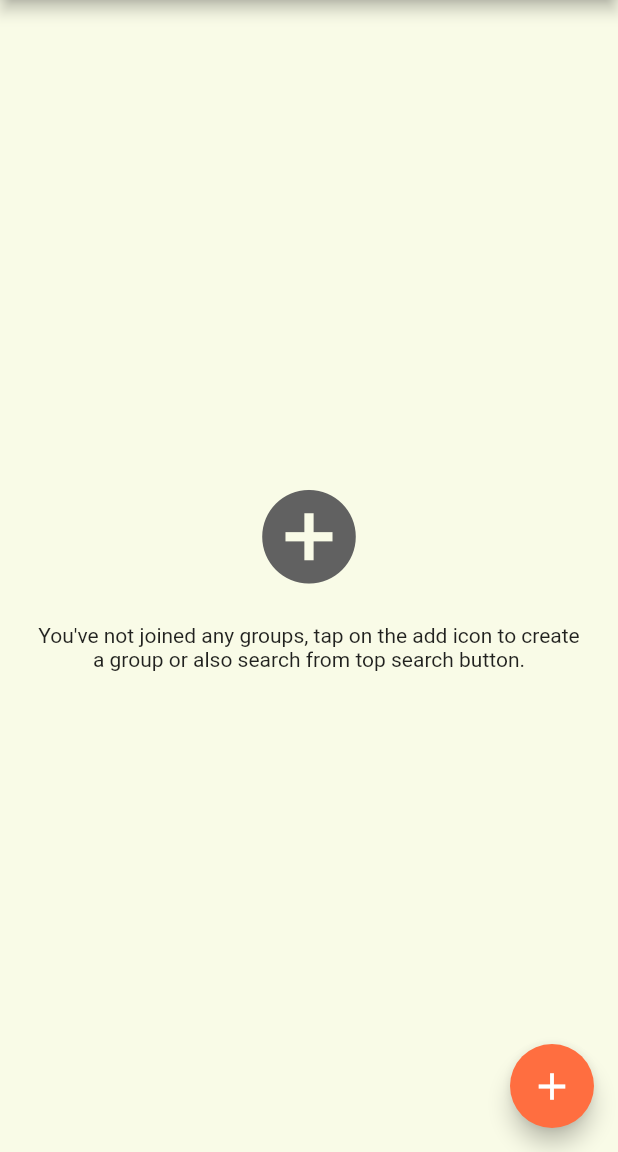
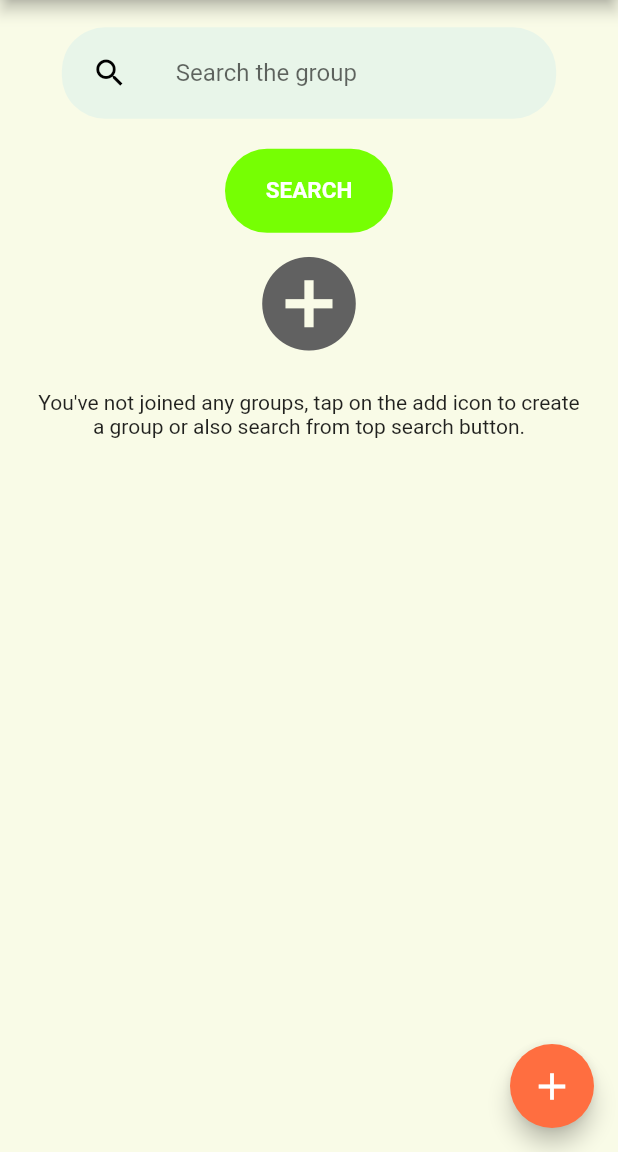
Before and after one commit to AhnAne007/GroupChatApp_Flutter, a Flutter app: the HomePage screen opened directly, on a phone screen of 412 x 824 dp, the part 84-1236 px from its top. Run offline on Flutter 3.47's test engine with Material 2 defaults, Android fonts, the phone set to English and light mode, and no system bars; our stand-ins replace cloud_firestore, file_picker, firebase_auth, firebase_core, firebase_storage, flutter_otp_text_field and 1 more; accounts and stored records are empty.

```diff
--- a/lib/screens/home_page.dart
+++ b/lib/screens/home_page.dart
@@ -20,6 +20,7 @@ class HomePage extends StatefulWidget {
 class _HomePageState extends State<HomePage> {
   final TextEditingController _searchController = TextEditingController();
   final FirebaseAuth _auth = FirebaseAuth.instance;
+  QuerySnapshot? searchSnapshot;
   DatabaseService databaseService = DatabaseService();
   FirebaseFirestore firebaseFirestore = FirebaseFirestore.instance;
   Map<String, dynamic>? userMap;
@@ -40,6 +41,41 @@ class _HomePageState extends State<HomePage> {
       });
     });
   }
+
+  initiateSearchMethod() async {
+    if (_searchController.text.isNotEmpty) {
+      setState(() {
+        _isLoading = true;
+      });
+      await DatabaseService()
+          .searchByName(_searchController.text)
+          .then((snapshot) {
+        setState(() {
+          searchSnapshot = snapshot;
+          _isLoading = false;
+          //hasUserSearched = true;
+        });
+      });
+    }
+  }
+
+  groupListFromDatabase() {
+    return ListView.builder(
+      shrinkWrap: true,
+      itemCount: searchSnapshot!.docs.length,
+      itemBuilder: (context, index) {
+        // return groupTileFromDatabase(
+        //   userName,
+        //   searchSnapshot!.docs[index]['groupId'],
+        //   searchSnapshot!.docs[index]['groupName'],
+        //   searchSnapshot!.docs[index]['admin'],
+        // );
+      },
+    );
+  }
+
+
+
 
   String getId(String res) {
     return res.substring(0, res.indexOf("_"));
@@ -75,7 +111,7 @@ class _HomePageState extends State<HomePage> {
             IconButton(
                 onPressed: () async {
                   await AuthMethods().loginOut();
-                  Navigator.pop(
+                  Navigator.pushReplacement(
                     context,
                     MaterialPageRoute(
                       builder: (context) {
@@ -90,7 +126,7 @@ class _HomePageState extends State<HomePage> {
           centerTitle: true,
           title: const Text("Chats"),
         ),
-        body: groupList(),
+        body: groupListFromAdmin(),
         floatingActionButton: FloatingActionButton(
           onPressed: () {},
           backgroundColor: Colors.deepOrangeAccent,
@@ -180,10 +216,9 @@ class _HomePageState extends State<HomePage> {
         });
   }
 
-  groupList() {
+  groupListFromAdmin() {
     Size size = MediaQuery.of(context).size;
-    return
-      StreamBuilder(
+    return StreamBuilder(
       stream: groups,
       builder: (context, AsyncSnapshot snapshot) {
         if (snapshot.hasData) {
@@ -192,8 +227,7 @@ class _HomePageState extends State<HomePage> {
               return ListView.builder(
                 itemCount: snapshot.data['groups'].length,
                 itemBuilder: (context, index) {
-                    int reverseIndex =
-                        snapshot.data['groups'].length - index - 1;
+                  int reverseIndex = snapshot.data['groups'].length - index - 1;
                   return Column(
                     children: [
                       Container(
@@ -202,13 +236,13 @@ class _HomePageState extends State<HomePage> {
                       ),
                       RoundedInputField(
                         textEditingController: _searchController,
-                          hintText: 'Search by email',
+                        hintText: 'Search the group',
                         icon: Icons.search,
                         onChanged: (String value) {},
                       ),
                       Container(
-                          padding: EdgeInsets.symmetric(
-                              horizontal: 150, vertical: 10),
+                        padding:
+                            EdgeInsets.symmetric(horizontal: 150, vertical: 10),
                         child: ElevatedButton(
                           style: ElevatedButton.styleFrom(
                               backgroundColor: Colors.lightGreenAccent[400],
@@ -225,8 +259,7 @@ class _HomePageState extends State<HomePage> {
                         ),
                       ),
                       GroupTile(
-                            groupId:
-                                getId(snapshot.data['groups'][reverseIndex]),
+                          groupId: getId(snapshot.data['groups'][reverseIndex]),
                           groupName:
                               getName(snapshot.data['groups'][reverseIndex]),
                           userName: snapshot.data['name']),
@@ -235,7 +268,39 @@ class _HomePageState extends State<HomePage> {
                 },
               );
             } else {
-                return noGroupWidget();
+              return Column(
+                children: [
+                  Container(
+                    width: size.width - 90,
+                    height: size.height * 0.01,
+                  ),
+                  RoundedInputField(
+                    textEditingController: _searchController,
+                    hintText: 'Search the group',
+                    icon: Icons.search,
+                    onChanged: (String value) {},
+                  ),
+                  Container(
+                    padding:
+                        EdgeInsets.symmetric(horizontal: 150, vertical: 10),
+                    child: ElevatedButton(
+                      style: ElevatedButton.styleFrom(
+                          backgroundColor: Colors.lightGreenAccent[400],
+//padding: EdgeInsets.symmetric(horizontal: 50, vertical: 20),
+                          textStyle: TextStyle(
+                              fontSize: 15, fontWeight: FontWeight.bold)),
+                      onPressed: () {
+                        searchUser();
+                      },
+                      child: Text(
+                        "Search".toUpperCase(),
+                        style: TextStyle(color: Colors.white),
+                      ),
+                    ),
+                  ),
+                  noGroupWidget(),
+                ],
+              );
             }
           } else {
             return noGroupWidget();
@@ -279,55 +344,3 @@ class _HomePageState extends State<HomePage> {
     );
   }
 }
-
-// SingleChildScrollView(
-// child: Center(
-// child: Column(
-// children: [
-// Container(
-// width: size.width - 90,
-// height: size.height * 0.01,
-// ),
-// RoundedInputField(
-// textEditingController: _searchController,
-// hintText: 'Search by email',
-// icon: Icons.search,
-// onChanged: (String value) {},
-// ),
-// Container(
-// padding: EdgeInsets.symmetric(horizontal: 150, vertical: 10),
-// child: ElevatedButton(
-// style: ElevatedButton.styleFrom(
-// backgroundColor: Colors.lightGreenAccent[400],
-// //padding: EdgeInsets.symmetric(horizontal: 50, vertical: 20),
-// textStyle:
-// TextStyle(fontSize: 15, fontWeight: FontWeight.bold)),
-// onPressed: () {
-// searchUser();
-// },
-// child: Text(
-// "Search".toUpperCase(),
-// style: TextStyle(color: Colors.white),
-// ),
-// ),
-// ),
-// userMap?.isEmpty == false
-// ? ListTile(
-// onTap: () {},
-// leading: Icon(Icons.account_box, color: Colors.black),
-// title: Text(
-// userMap!['name'],
-// style: TextStyle(
-// color: Colors.black,
-// fontSize: 17,
-// fontWeight: FontWeight.w500,
-// ),
-// ),
-// subtitle: Text(userMap!['email']),
-// trailing: Icon(Icons.chat, color: Colors.black),
-// )
-// : Container(),
-// ],
-// ),
-// ),
-// ),
--- a/lib/widgets/message_tile_widget.dart
+++ b/lib/widgets/message_tile_widget.dart
@@ -45,7 +45,7 @@ class _MessageTileState extends State<MessageTile> {
               bottomRight: Radius.circular(20),
             ),
             color: widget.sentByMe
-                ? Theme.of(context).primaryColor
+                ? Colors.green
                 : Colors.grey[700]),
         child: Column(
           crossAxisAlignment: CrossAxisAlignment.start,
```
Also changed, not shown: lib/resources/database_service.dart (+45 -0 lines), lib/screens/chat_screen.dart (+87 -41 lines), lib/widgets/group_tile_widget.dart (line endings or trailing spaces). Lines whose indentation alone changed are shown as unchanged.
